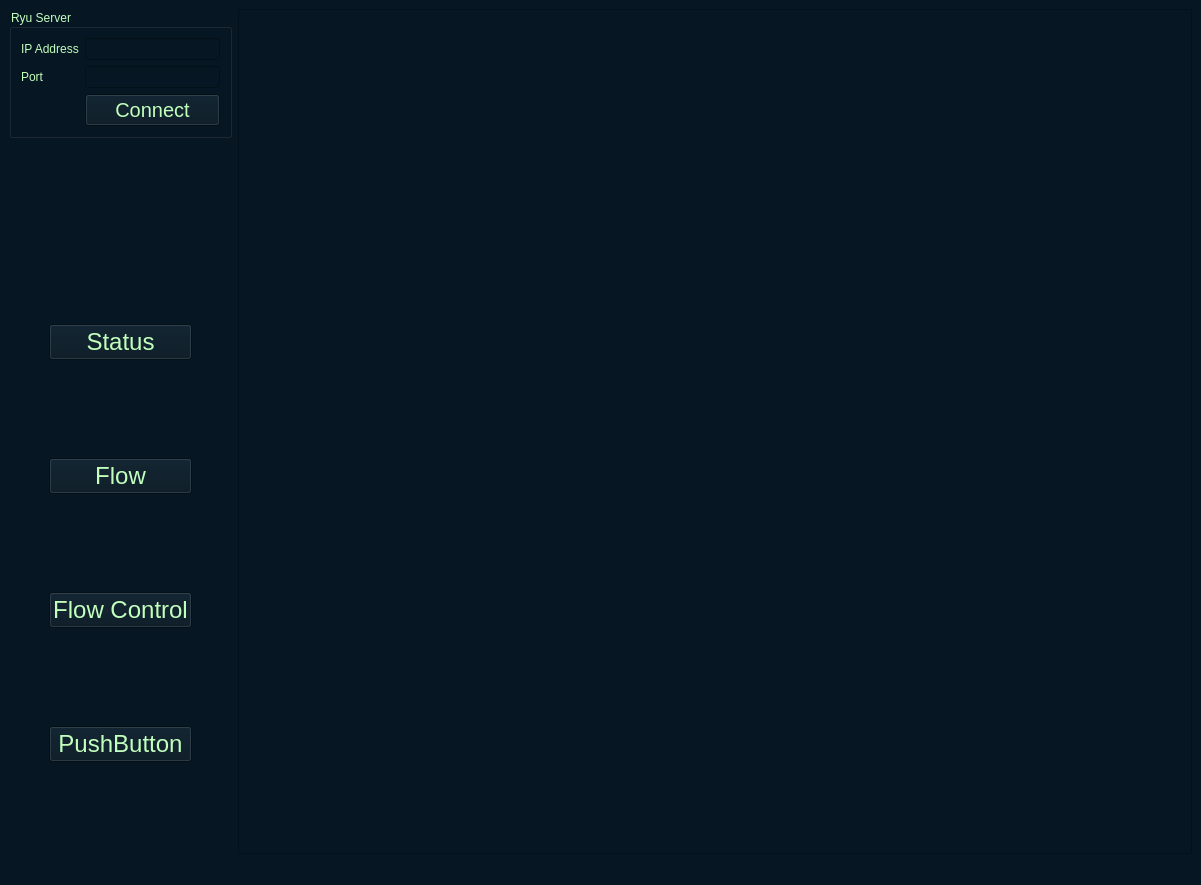
Before: the Qt Designer form GUI/flowmanager.ui in Gaopeng-Bai/QT_flowmanager, drawn with Qt 5.
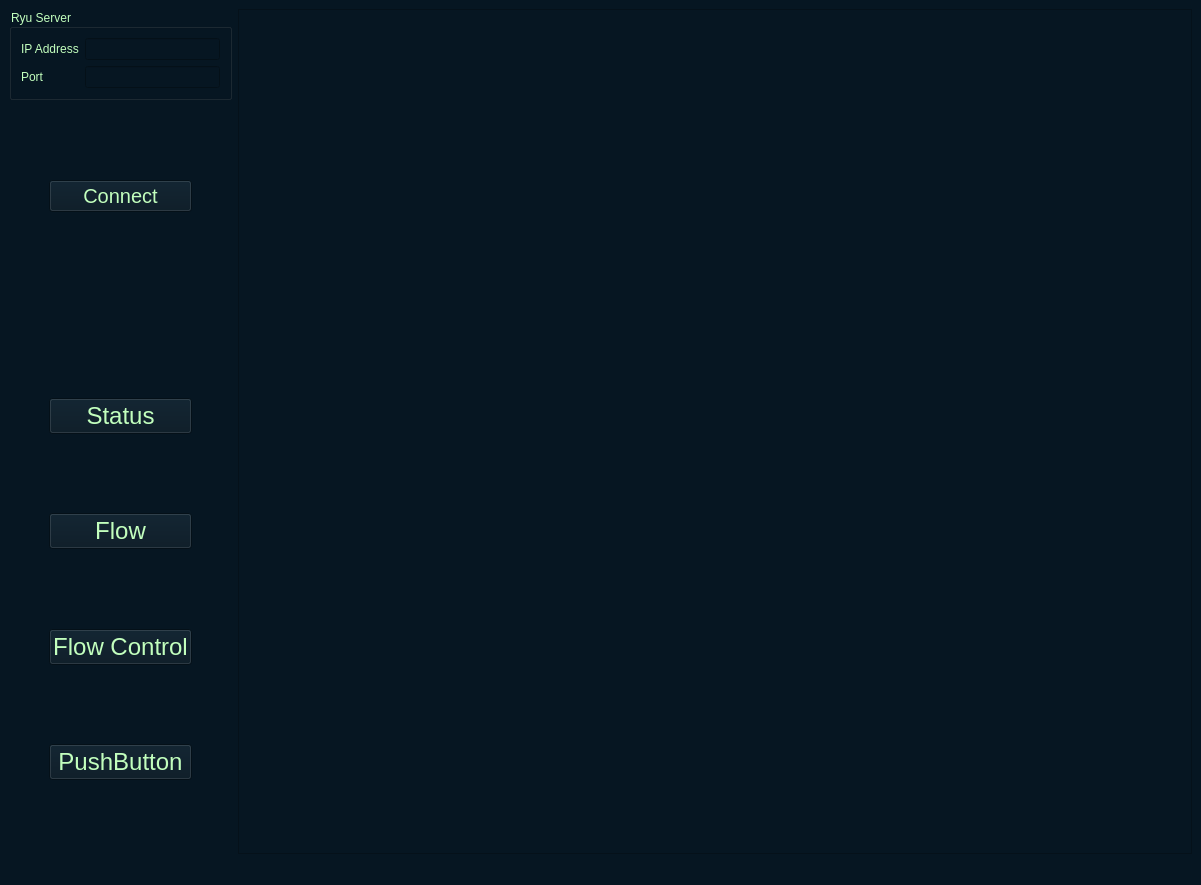
After: the same form once the commit is applied.

Patch:
```diff
--- a/GUI/flowmanager.ui
+++ b/GUI/flowmanager.ui
@@ -49,18 +49,6 @@
              </property>
             </widget>
            </item>
-           <item row="2" column="1">
-            <widget class="QPushButton" name="Connect_server">
-             <property name="font">
-              <font>
-               <pointsize>15</pointsize>
-              </font>
-             </property>
-             <property name="text">
-              <string>Connect</string>
-             </property>
-            </widget>
-           </item>
           </layout>
          </item>
         </layout>
@@ -68,31 +56,7 @@
       </item>
       <item>
        <layout class="QGridLayout" name="gridLayout_7">
-        <item row="5" column="1">
-         <widget class="QPushButton" name="flow_control">
-          <property name="font">
-           <font>
-            <pointsize>18</pointsize>
-           </font>
-          </property>
-          <property name="text">
-           <string>Flow Control</string>
-          </property>
-         </widget>
-        </item>
-        <item row="7" column="1">
-         <widget class="QPushButton" name="pushButton_8">
-          <property name="font">
-           <font>
-            <pointsize>18</pointsize>
-           </font>
-          </property>
-          <property name="text">
-           <string>PushButton</string>
-          </property>
-         </widget>
-        </item>
-        <item row="1" column="1">
+        <item row="3" column="1">
          <widget class="QPushButton" name="status_button">
           <property name="font">
            <font>
@@ -105,45 +69,6 @@
          </widget>
         </item>
         <item row="4" column="1">
-         <spacer name="verticalSpacer_12">
-          <property name="orientation">
-           <enum>Qt::Vertical</enum>
-          </property>
-          <property name="sizeHint" stdset="0">
-           <size>
-            <width>20</width>
-            <height>60</height>
-           </size>
-          </property>
-         </spacer>
-        </item>
-        <item row="1" column="0">
-         <spacer name="horizontalSpacer_7">
-          <property name="orientation">
-           <enum>Qt::Horizontal</enum>
-          </property>
-          <property name="sizeHint" stdset="0">
-           <size>
-            <width>40</width>
-            <height>20</height>
-           </size>
-          </property>
-         </spacer>
-        </item>
-        <item row="6" column="1">
-         <spacer name="verticalSpacer_13">
-          <property name="orientation">
-           <enum>Qt::Vertical</enum>
-          </property>
-          <property name="sizeHint" stdset="0">
-           <size>
-            <width>20</width>
-            <height>60</height>
-           </size>
-          </property>
-         </spacer>
-        </item>
-        <item row="2" column="1">
          <spacer name="verticalSpacer_11">
           <property name="orientation">
            <enum>Qt::Vertical</enum>
@@ -156,7 +81,7 @@
           </property>
          </spacer>
         </item>
-        <item row="1" column="2">
+        <item row="3" column="2">
          <spacer name="horizontalSpacer_8">
           <property name="orientation">
            <enum>Qt::Horizontal</enum>
@@ -169,19 +94,32 @@
           </property>
          </spacer>
         </item>
-        <item row="3" column="1">
-         <widget class="QPushButton" name="flow_button">
+        <item row="1" column="1">
+         <widget class="QPushButton" name="Connect_server">
           <property name="font">
            <font>
-            <pointsize>18</pointsize>
+            <pointsize>15</pointsize>
            </font>
           </property>
           <property name="text">
-           <string>Flow</string>
+           <string>Connect</string>
           </property>
          </widget>
         </item>
-        <item row="0" column="1">
+        <item row="8" column="1">
+         <spacer name="verticalSpacer_13">
+          <property name="orientation">
+           <enum>Qt::Vertical</enum>
+          </property>
+          <property name="sizeHint" stdset="0">
+           <size>
+            <width>20</width>
+            <height>60</height>
+           </size>
+          </property>
+         </spacer>
+        </item>
+        <item row="2" column="1">
          <spacer name="verticalSpacer">
           <property name="orientation">
            <enum>Qt::Vertical</enum>
@@ -194,7 +132,69 @@
           </property>
          </spacer>
         </item>
-        <item row="8" column="1">
+        <item row="5" column="1">
+         <widget class="QPushButton" name="flow_button">
+          <property name="font">
+           <font>
+            <pointsize>18</pointsize>
+           </font>
+          </property>
+          <property name="text">
+           <string>Flow</string>
+          </property>
+         </widget>
+        </item>
+        <item row="9" column="1">
+         <widget class="QPushButton" name="pushButton_8">
+          <property name="font">
+           <font>
+            <pointsize>18</pointsize>
+           </font>
+          </property>
+          <property name="text">
+           <string>PushButton</string>
+          </property>
+         </widget>
+        </item>
+        <item row="6" column="1">
+         <spacer name="verticalSpacer_12">
+          <property name="orientation">
+           <enum>Qt::Vertical</enum>
+          </property>
+          <property name="sizeHint" stdset="0">
+           <size>
+            <width>20</width>
+            <height>60</height>
+           </size>
+          </property>
+         </spacer>
+        </item>
+        <item row="7" column="1">
+         <widget class="QPushButton" name="flow_control">
+          <property name="font">
+           <font>
+            <pointsize>18</pointsize>
+           </font>
+          </property>
+          <property name="text">
+           <string>Flow Control</string>
+          </property>
+         </widget>
+        </item>
+        <item row="3" column="0">
+         <spacer name="horizontalSpacer_7">
+          <property name="orientation">
+           <enum>Qt::Horizontal</enum>
+          </property>
+          <property name="sizeHint" stdset="0">
+           <size>
+            <width>40</width>
+            <height>20</height>
+           </size>
+          </property>
+         </spacer>
+        </item>
+        <item row="10" column="1">
          <spacer name="verticalSpacer_3">
           <property name="orientation">
            <enum>Qt::Vertical</enum>
@@ -207,6 +207,19 @@
           </property>
          </spacer>
         </item>
+        <item row="0" column="1">
+         <spacer name="verticalSpacer_2">
+          <property name="orientation">
+           <enum>Qt::Vertical</enum>
+          </property>
+          <property name="sizeHint" stdset="0">
+           <size>
+            <width>20</width>
+            <height>40</height>
+           </size>
+          </property>
+         </spacer>
+        </item>
        </layout>
       </item>
      </layout>
```
